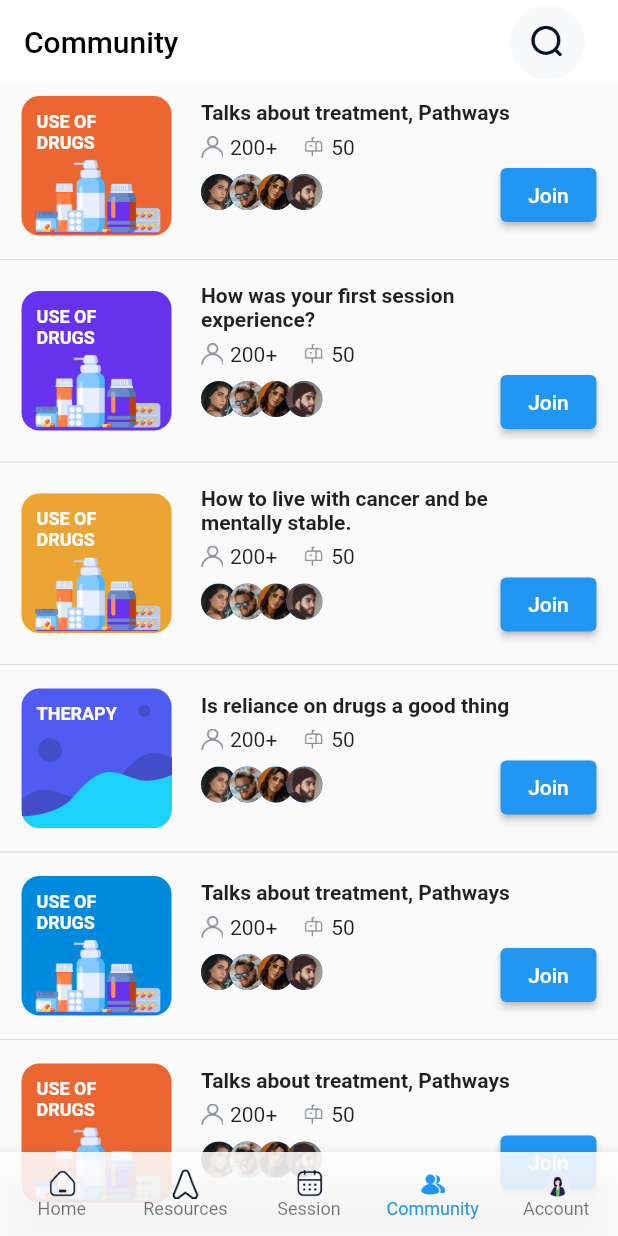
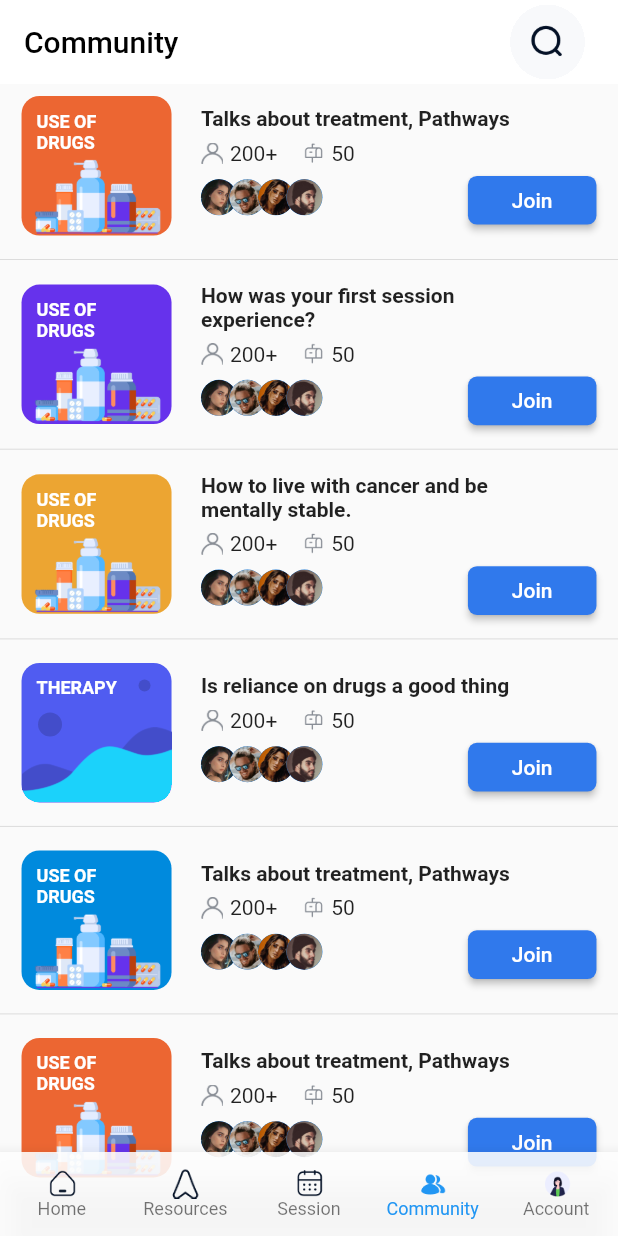
Before and after one commit to adolesamuel/faramove_therapy, a Flutter app: the screen it shows after launch, item 4 of the bottom bar chosen, on a phone screen of 412 x 824 dp. Run offline on Flutter 3.47's test engine with Material 2 defaults, Android fonts, the phone set to English and light mode, and no system bars; our stand-ins replace flutter_screenutil, gap.

Commit message:
Update community_list_item.dart

```diff
--- a/lib/screens/community/widgets/community_list_item.dart
+++ b/lib/screens/community/widgets/community_list_item.dart
@@ -99,6 +99,8 @@ class CommunityListItem extends StatelessWidget {
                   ],
                 ),
 
+                const Gap(7.0),
+
                 Row(
                   mainAxisAlignment: MainAxisAlignment.spaceBetween,
                   children: [
@@ -106,7 +108,17 @@ class CommunityListItem extends StatelessWidget {
                     const OverlappedProfileImages(),
 
                     //Join Button
-                    ElevatedButton(onPressed: () {}, child: const Text('Join')),
+                    SizedBox(
+                      height: 32.0.h,
+                      width: 78.0.w,
+                      child: ElevatedButton(
+                          style: ElevatedButton.styleFrom(
+                              backgroundColor: const Color(0xFF3079EC),
+                              shape: RoundedRectangleBorder(
+                                  borderRadius: BorderRadius.circular(6.0))),
+                          onPressed: () {},
+                          child: const Text('Join')),
+                    ),
                   ],
                 )
               ],
```
